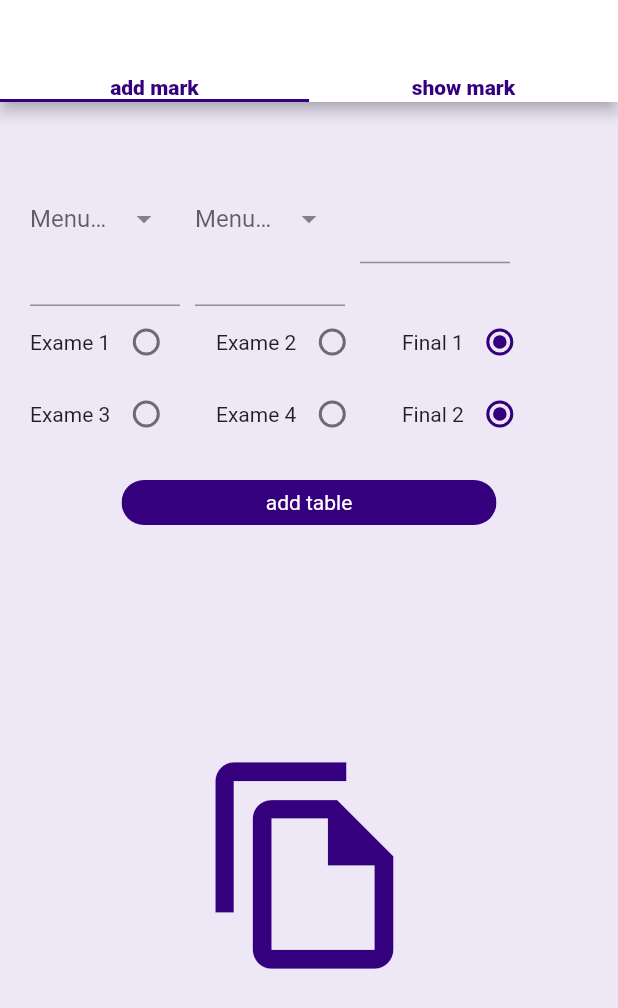
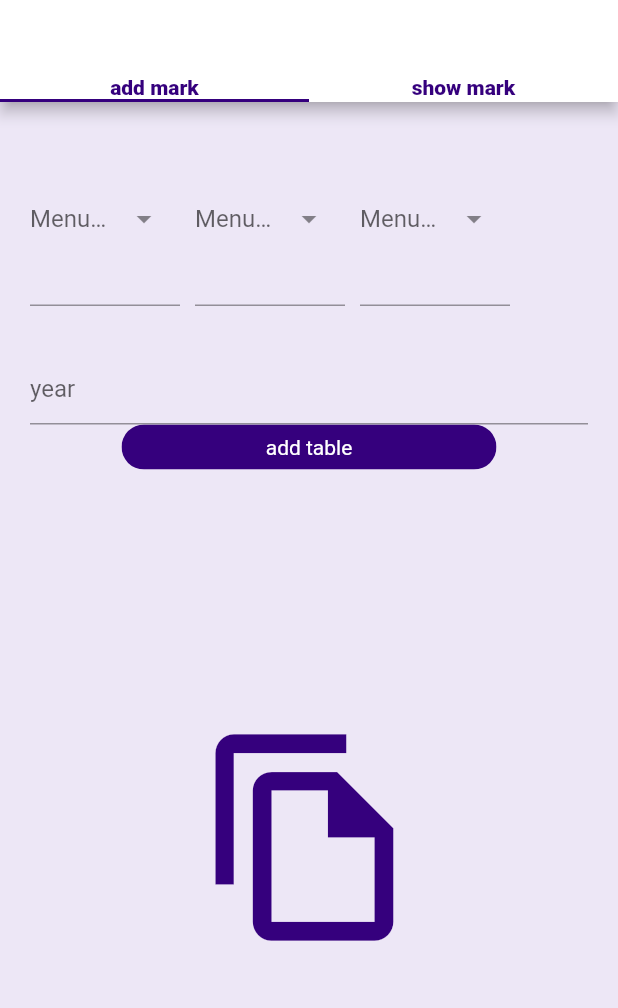
Before and after one commit to Ahmad154-art/ahmadherafi, a Flutter app: the Mark screen opened directly, on a phone screen of 412 x 824 dp. Shown: the top 1008 px of the screen. Run offline on Flutter 3.47's test engine with Material 2 defaults, Android fonts, the phone set to English and light mode, and no system bars; drawn by our look-alikes of dropdown_search; our stand-ins replace animated_splash_screen, fl_chart, flutter_easyloading, flutter_secure_storage, get and 1 more; missing offline and left inert: dart:ffi; accounts and stored records are empty; network calls fail; statements that could not run were skipped.

Commit message:
mark store

```diff
--- a/lib/controller/classcontroller.dart
+++ b/lib/controller/classcontroller.dart
@@ -36,7 +36,7 @@ class ClassController extends GetxController {
 
     //{"mark": ''},
   ];
-  List<MarkStoreModel> storeList = [];
+  List<StudentMarkElement> storeList = [];
 
   //************ store end */
 
@@ -56,6 +56,14 @@ class ClassController extends GetxController {
 
   var subId;
   var subName;
+  var year;
+
+  //*********radio */
+  var type;
+  // var radio = false.obs;
+  // void radio1() {
+  //   radio(!(radio.value));
+  // }
 
   @override
   void onInit() async {
@@ -99,18 +107,10 @@ class ClassController extends GetxController {
     print(name);
   }
 
-
-
-
-
-
-
-
-   void selectidsub() {
+  void selectidsub() {
     int index = listnameSubject.indexOf(subName);
     subId = listidSubject[index];
     print(subId);
-
   }
 
   void selectNamesub() {
@@ -160,10 +160,17 @@ class ClassController extends GetxController {
   void storeMark() {
     for (int i = 0; i < studentlist.length; i++) {
       studentidList.add(studentlist[i].id);
-      storeList
-          .add(MarkStoreModel(student_id: studentidList[i], mark: mark[i] ));
+      storeList.add(StudentMarkElement(
+          student_Id: studentidList[i],
+          mark: mark[i],
+          subjectId: subId,
+          classId: id,
+          year: year,
+          type: type));
       print('cccccccccc');
-      print(storeList[i].student_id);
+     // print(storeList[0].subId);
+      print(subId);
+     // print(storeList[i].student_id);
       print(storeList[i].mark);
 
       // storeList.add(studentlist[i].id);
@@ -182,7 +189,9 @@ class ClassController extends GetxController {
       // });
       // map1["student_id"]  studentlist[i].id;
     }
-    print(storeList[0].student_id);
+    print('9999');
+   // print(storeList[0].subId);
+   // print(storeList[0].student_id);
     var jsonResponce = jsonEncode(storeList);
 
     print(jsonResponce);
--- a/lib/model/mark_store_model.dart
+++ b/lib/model/mark_store_model.dart
@@ -1,4 +1,4 @@
-import 'dart:convert';
+/*import 'dart:convert';
 
 Marks studentsFromJson(String str) => Marks.fromJson(json.decode(str));
 
@@ -17,23 +17,104 @@ class Marks {
       );
 
   Map<String, dynamic> toJson() => {
-        "students_id": List<dynamic>.from(marks.map((x) => x.toJson())),
+        "student_mark": List<dynamic>.from(marks.map((x) => x.toJson())),
       };
 }
 
 class MarkStoreModel {
   int? student_id;
-  String? mark;
+  var mark;
+  int? subId;
+  int? classId;
+  var year;
+  var type;
 
-  MarkStoreModel({required this.student_id, required this.mark });
+  MarkStoreModel(
+      {required this.student_id,
+      required this.mark,
+      required this.subId,
+      required this.classId,
+      required this.year,
+      required this.type});
   MarkStoreModel.fromJson(Map<String, dynamic> json) {
     student_id = json["student_id"];
     mark = json["mark"];
+    subId = json["subject_id"];
+    subId = json["class_id"];
+    subId = json["year"];
+    type = json["type"];
   }
   Map<String, dynamic> toJson() {
     final Map<String, dynamic> data = new Map<String, dynamic>();
     data["student_id"] = this.student_id;
     data["mark"] = this.mark;
+    data["subject_id"] = this.subId;
+    data["class_id"] = this.classId;
+    data["year"] = this.year;
+    data["type"] = this.type;
     return data;
   }
+}*/
+
+
+// To parse this JSON data, do
+//
+//     final studentMark = studentMarkFromJson(jsonString);
+
+import 'dart:convert';
+
+StudentMark studentMarkFromJson(String str) => StudentMark.fromJson(json.decode(str));
+
+String studentMarkToJson(StudentMark data) => json.encode(data.toJson());
+
+class StudentMark {
+    StudentMark({
+       required this.studentMark,
+    });
+
+    List<StudentMarkElement> studentMark;
+
+    factory StudentMark.fromJson(Map<String, dynamic> json) => StudentMark(
+        studentMark: List<StudentMarkElement>.from(json["student_mark"].map((x) => StudentMarkElement.fromJson(x))),
+    );
+
+    Map<String, dynamic> toJson() => {
+        "student_mark": List<dynamic>.from(studentMark.map((x) => x.toJson())),
+    };
 }
+
+class StudentMarkElement {
+    StudentMarkElement({
+      required  this.student_Id,
+      required this.mark,
+      required this.type,
+      required this.classId,
+      required this.subjectId,
+      required  this.year,
+    });
+
+    int student_Id;
+    dynamic mark;
+    String type;
+    int classId;
+    int subjectId;
+    dynamic year;
+
+    factory StudentMarkElement.fromJson(Map<String, dynamic> json) => StudentMarkElement(
+        student_Id: json["student_id"],
+        mark: json["mark"],
+        type: json["type"],
+        classId: json["class_id"],
+        subjectId: json["subject_id"],
+        year: json["year"],
+    );
+
+    Map<String, dynamic> toJson() => {
+        "student_id": student_Id,
+        "mark": mark,
+        "type": type,
+        "class_id": classId,
+        "subject_id": subjectId,
+        "year": year,
+    };
+}
--- a/lib/view/teacher/markteacher.dart
+++ b/lib/view/teacher/markteacher.dart
@@ -135,13 +135,27 @@ class Mark extends StatelessWidget {
                                     ),
                                   ),
                                   Padding(padding: EdgeInsets.only(left: 10)),
-                                  Container(
-                                    margin: EdgeInsets.only(top: 11),
+                                       Container(
                                     width: 100,
-                                    child: const TextField(
-                                      keyboardType: TextInputType.datetime,
+                                    child: DropdownSearch<String>(
+                                      mode: Mode.MENU,
+                                      showSelectedItems: true,
+                                      // ignore: prefer_const_constructors
+                                      dropdownSearchDecoration: InputDecoration(
+                                        labelText: "Menu mode",
+                                        hintText: "exam in menu mode",
+                                      ),
+                                      items: ["exam1","exam2","final","exam4","exam5","final2"],
+                                      onChanged: (Value) {
+                                        class_contoller.type = Value;
+                                        print(class_contoller.type);
+                                        // class_contoller.selectid();
+                                        // class_contoller.selectName();
+                                      },
+                                      // itemAsString: (String ) => controller.subjectList,
                                     ),
                                   ),
+
 
                                   // DropdownButton(
                                   //   items: const [
@@ -197,104 +211,119 @@ class Mark extends StatelessWidget {
                                   // ),
                                 ],
                               ),
-                              Row(
-                                children: [
-                                  Expanded(
-                                    child: Row(children: [
-                                      const Text('Exame 1'),
-                                      Radio<bool>(
-                                          // focusColor:const Color(0xff35007D),
-                                          //hoverColor:const Color(0xff35007D) ,
-                                          activeColor: const Color(0xff35007D),
-                                          value: false,
-                                          groupValue: mark.check,
-                                          onChanged: (val) {
-                                            // mark.radio(val!);
-                                            // print(mark.check);
-                                            mark.increment();
-                                            print(mark.id);
-                                          }),
-                                    ]),
-                                  ),
-                                  Expanded(
-                                    child: Row(children: [
-                                      const Text('Exame 2'),
-                                      Radio(
-                                          activeColor: const Color(0xff35007D),
-                                          value: false,
-                                          groupValue: true,
-                                          onChanged: (va) {
-                                            mark.increment();
-                                            print(mark.id);
-                                          }),
-                                    ]),
-                                  ),
-                                  Expanded(
-                                    child: Row(children: [
-                                      const Text('Final 1'),
-                                      Radio(
-                                          activeColor: const Color(0xff35007D),
-                                          value: true,
-                                          groupValue: true,
-                                          onChanged: (va) {
-                                            mark.increment();
-                                            print(mark.id);
-                                          }),
-                                    ]),
-                                  ),
-                                ],
-                              ),
+                              // Row(
+                              //   children: [
+                              //     Expanded(
+                              //       child: Row(children: [
+                              //         const Text('Exame 1'),
+                              //         Radio<bool>(
+                              //             // focusColor:const Color(0xff35007D),
+                              //             //hoverColor:const Color(0xff35007D) ,
+                              //             activeColor: const Color(0xff35007D),
+                              //             value: true,
+                              //             groupValue: mark.check,
+                              //             onChanged: (val) {
+                              //               //class_contoller.radio1();
+                              //               // mark.radio(val!);
+                              //               // print(mark.check);
+                              //               mark.increment();
+                              //               print(mark.id);
+                              //             }),
+                              //       ]),
+                              //     ),
+                              //     Expanded(
+                              //       child: Row(children: [
+                              //         const Text('Exame 2'),
+                              //         Radio(
+                              //             activeColor: const Color(0xff35007D),
+                              //             value: false,
+                              //             groupValue: true,
+                              //             onChanged: (va) {
+                              //               mark.increment();
+                              //               print(mark.id);
+                              //             }),
+                              //       ]),
+                              //     ),
+                              //     Expanded(
+                              //       child: Row(children: [
+                              //         const Text('Final 1'),
+                              //         Radio(
+                              //             activeColor: const Color(0xff35007D),
+                              //             value: true,
+                              //             groupValue: true,
+                              //             onChanged: (va) {
+                              //               mark.increment();
+                              //               print(mark.id);
+                              //             }),
+                              //       ]),
+                              //     ),
+                              //   ],
+                              // ),
                               // const SizedBox(height: 5,),
-                              Row(
-                                children: [
-                                  Expanded(
-                                    child: Row(children: [
-                                      const Text('Exame 3'),
-                                      Radio<bool>(
-                                          // focusColor:const Color(0xff35007D),
-                                          //hoverColor:const Color(0xff35007D) ,
-                                          activeColor: const Color(0xff35007D),
-                                          value: false,
-                                          groupValue: mark.check,
-                                          onChanged: (val) {
-                                            // mark.radio(val!);
-                                            // print(mark.check);
-                                            mark.increment();
-                                            print(mark.id);
-                                          }),
-                                    ]),
-                                  ),
-                                  Expanded(
-                                    child: Row(children: [
-                                      const Text('Exame 4'),
-                                      Radio(
-                                          activeColor: const Color(0xff35007D),
-                                          value: false,
-                                          groupValue: true,
-                                          onChanged: (va) {
-                                            mark.increment();
-                                            print(mark.id);
-                                          }),
-                                    ]),
-                                  ),
-                                  Expanded(
-                                    child: Row(children: [
-                                      const Text('Final 2'),
-                                      Radio(
-                                          activeColor: const Color(0xff35007D),
-                                          value: true,
-                                          groupValue: true,
-                                          onChanged: (va) {
-                                            mark.increment();
-                                            print(mark.id);
-                                          }),
-                                    ]),
-                                  ),
-                                ],
-                              ),
+                              // Row(
+                              //   children: [
+                              //     Expanded(
+                              //       child: Row(children: [
+                              //         const Text('Exame 3'),
+                              //         Radio<bool>(
+                              //             // focusColor:const Color(0xff35007D),
+                              //             //hoverColor:const Color(0xff35007D) ,
+                              //             activeColor: const Color(0xff35007D),
+                              //             value: false,
+                              //             groupValue: mark.check,
+                              //             onChanged: (val) {
+                              //               // mark.radio(val!);
+                              //               // print(mark.check);
+                              //               mark.increment();
+                              //               print(mark.id);
+                              //             }),
+                              //       ]),
+                              //     ),
+                              //     Expanded(
+                              //       child: Row(children: [
+                              //         const Text('Exame 4'),
+                              //         Radio(
+                              //             activeColor: const Color(0xff35007D),
+                              //             value: false,
+                              //             groupValue: true,
+                              //             onChanged: (va) {
+                              //               mark.increment();
+                              //               print(mark.id);
+                              //             }),
+                              //       ]),
+                              //     ),
+                              //     Expanded(
+                              //       child: Row(children: [
+                              //         const Text('Final 2'),
+                              //         Radio(
+                              //             activeColor: const Color(0xff35007D),
+                              //             value: true,
+                              //             groupValue: true,
+                              //             onChanged: (va) {
+                              //               mark.increment();
+                              //               print(mark.id);
+                              //             }),
+                              //       ]),
+                              //     ),
+                              //   ],
+                              // ),
                               const SizedBox(
                                 height: 20,
                               ),
+
+                             Container(
+                                    margin: EdgeInsets.only(top: 11),
+                                    width: double.infinity,
+                                    child: TextField(
+                                      decoration:
+                                          InputDecoration(hintText: 'year'),
+                                      onChanged: ( value) {
+                                        class_contoller.year = value;
+                                      },
+                                      keyboardType: TextInputType.datetime,
+                                    ),
+                                  ),
+
                               GestureDetector(
                                 onTap: () {
                                   onTapped();
@@ -972,7 +1001,7 @@ class Mark extends StatelessWidget {
               /* onSaved: (va){
                 //mark.markeditingcontroller=va;
                 print(mark.markeditingcontroller);},*/
-              onFieldSubmitted: (val) {
+              onFieldSubmitted: ( dynamic val) {
                 // mark.markeditingcontroller=val;
                 //print(mark.markeditingcontroller!.text);
                 // class_contoller.store = val;
```
Also changed, not shown: lib/controller/absencecontroller.dart (+18 -5 lines), lib/service/mark_store_service.dart (+25 -26 lines), lib/view/teacher/absenceteacher.dart (+164 -106 lines).
